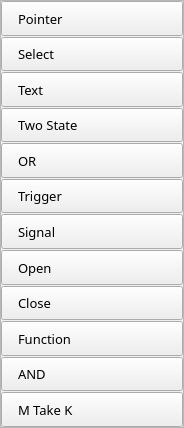
The window that ZGO2/form/toolboxgo.ui (regissahore/Typewriter) describes before a commit, drawn with Qt 5.
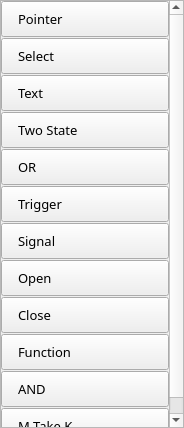
The same window after the commit. Icons and pictures are not drawn.

The edit to the form file:
```diff
--- a/ZGO2/form/toolboxgo.ui
+++ b/ZGO2/form/toolboxgo.ui
@@ -38,9 +38,9 @@
       <property name="geometry">
        <rect>
         <x>0</x>
-        <y>0</y>
-        <width>182</width>
-        <height>426</height>
+        <y>-17</y>
+        <width>165</width>
+        <height>443</height>
        </rect>
       </property>
       <layout class="QVBoxLayout" name="verticalLayout_2">
@@ -67,6 +67,12 @@
            <verstretch>0</verstretch>
           </sizepolicy>
          </property>
+         <property name="minimumSize">
+          <size>
+           <width>0</width>
+           <height>36</height>
+          </size>
+         </property>
          <property name="font">
           <font>
            <family>微软雅黑</family>
@@ -112,6 +118,12 @@
            <verstretch>0</verstretch>
           </sizepolicy>
          </property>
+         <property name="minimumSize">
+          <size>
+           <width>0</width>
+           <height>36</height>
+          </size>
+         </property>
          <property name="font">
           <font>
            <family>微软雅黑</family>
@@ -157,6 +169,12 @@
            <verstretch>0</verstretch>
           </sizepolicy>
          </property>
+         <property name="minimumSize">
+          <size>
+           <width>0</width>
+           <height>36</height>
+          </size>
+         </property>
          <property name="font">
           <font>
            <family>微软雅黑</family>
@@ -202,6 +220,12 @@
            <verstretch>0</verstretch>
           </sizepolicy>
          </property>
+         <property name="minimumSize">
+          <size>
+           <width>0</width>
+           <height>36</height>
+          </size>
+         </property>
          <property name="font">
           <font>
            <family>微软雅黑</family>
@@ -247,6 +271,12 @@
            <verstretch>0</verstretch>
           </sizepolicy>
          </property>
+         <property name="minimumSize">
+          <size>
+           <width>0</width>
+           <height>36</height>
+          </size>
+         </property>
          <property name="font">
           <font>
            <family>微软雅黑</family>
@@ -292,6 +322,12 @@
            <verstretch>0</verstretch>
           </sizepolicy>
          </property>
+         <property name="minimumSize">
+          <size>
+           <width>0</width>
+           <height>36</height>
+          </size>
+         </property>
          <property name="font">
           <font>
            <family>微软雅黑</family>
@@ -337,6 +373,12 @@
            <verstretch>0</verstretch>
           </sizepolicy>
          </property>
+         <property name="minimumSize">
+          <size>
+           <width>0</width>
+           <height>36</height>
+          </size>
+         </property>
          <property name="font">
           <font>
            <family>微软雅黑</family>
@@ -382,6 +424,12 @@
            <verstretch>0</verstretch>
           </sizepolicy>
          </property>
+         <property name="minimumSize">
+          <size>
+           <width>0</width>
+           <height>36</height>
+          </size>
+         </property>
          <property name="font">
           <font>
            <family>微软雅黑</family>
@@ -427,6 +475,12 @@
            <verstretch>0</verstretch>
           </sizepolicy>
          </property>
+         <property name="minimumSize">
+          <size>
+           <width>0</width>
+           <height>36</height>
+          </size>
+         </property>
          <property name="font">
           <font>
            <family>微软雅黑</family>
@@ -472,6 +526,12 @@
            <verstretch>0</verstretch>
           </sizepolicy>
          </property>
+         <property name="minimumSize">
+          <size>
+           <width>0</width>
+           <height>36</height>
+          </size>
+         </property>
          <property name="font">
           <font>
            <family>微软雅黑</family>
@@ -517,6 +577,12 @@
            <verstretch>0</verstretch>
           </sizepolicy>
          </property>
+         <property name="minimumSize">
+          <size>
+           <width>0</width>
+           <height>36</height>
+          </size>
+         </property>
          <property name="font">
           <font>
            <family>微软雅黑</family>
@@ -562,6 +628,12 @@
            <verstretch>0</verstretch>
           </sizepolicy>
          </property>
+         <property name="minimumSize">
+          <size>
+           <width>0</width>
+           <height>36</height>
+          </size>
+         </property>
          <property name="font">
           <font>
            <family>微软雅黑</family>
```
